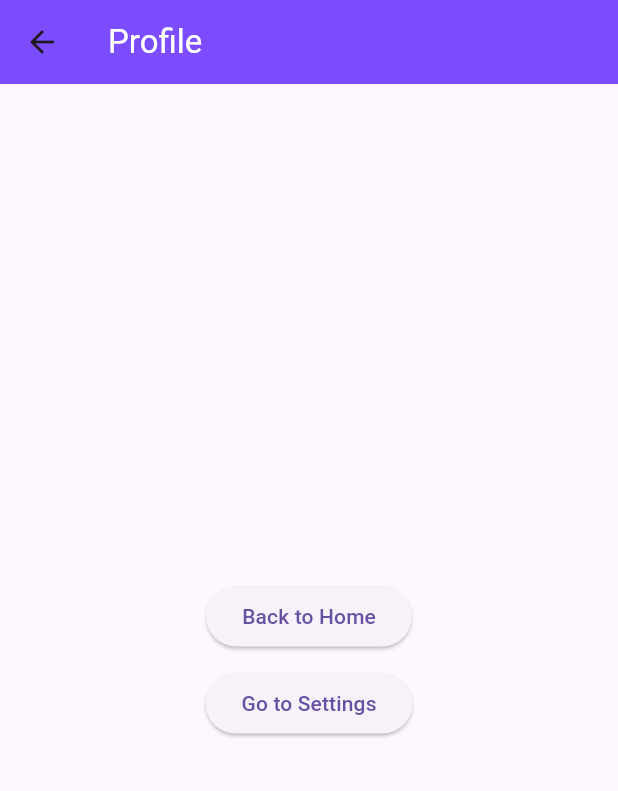
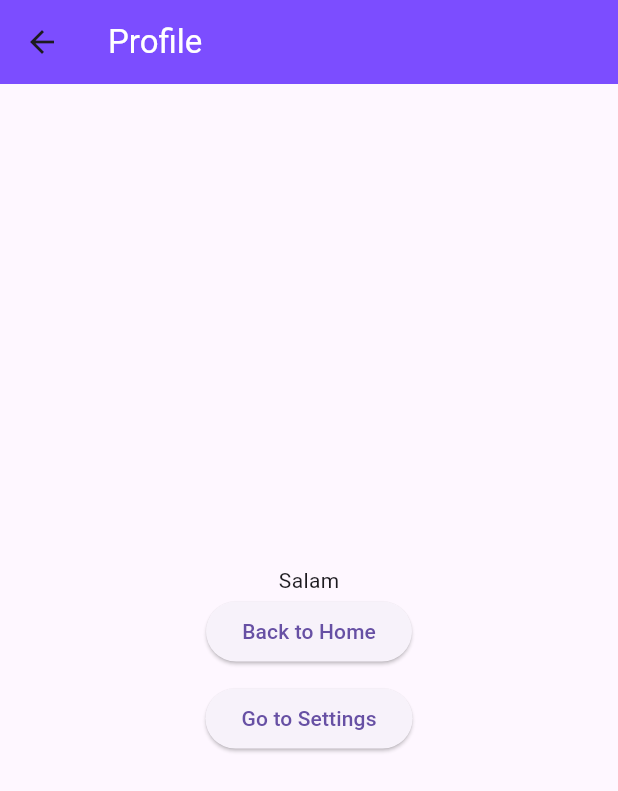
Before and after one commit to rayhan1650/ostad_flutter_live_class, a Flutter app: the screen it shows after launch, after a tap on "Go to Profile", on a phone screen of 412 x 824 dp. Shown: the top 791 px of the screen. Run offline on Flutter 3.47's test engine with Material 3 defaults, Android fonts, the phone set to English and light mode, and no system bars.

Commit message:
data pass through navigation done

```diff
--- a/lib/home.dart
+++ b/lib/home.dart
@@ -39,8 +39,11 @@ class Home extends StatelessWidget {
                 onPressed: () {
                   Navigator.push(
                     context,
-                    MaterialPageRoute(builder: (context) => Profile()),
-                  );
+                    MaterialPageRoute(
+                        builder: (context) => Profile(userName: "Salam")),
+                  ).then((value) {
+                    print(value);
+                  });
                 },
                 child: const Text("Go to Profile")),
           ],
--- a/lib/profile.dart
+++ b/lib/profile.dart
@@ -2,7 +2,8 @@ import 'package:flutter/material.dart';
 import 'package:ostad_flutter_live_class/settings.dart';
 
 class Profile extends StatelessWidget {
-  const Profile({super.key});
+  const Profile({super.key, required this.userName});
+  final String userName;
 
   @override
   Widget build(BuildContext context) {
@@ -20,9 +21,10 @@ class Profile extends StatelessWidget {
         child: Column(
           mainAxisAlignment: MainAxisAlignment.center,
           children: [
+            Text(userName),
             ElevatedButton(
                 onPressed: () {
-                  Navigator.pop(context);
+                  Navigator.pop(context, "Hello Home");
                 },
                 child: const Text("Back to Home")),
             const SizedBox(
```
Also changed, not shown: lib/settings.dart (+6 -2 lines).
